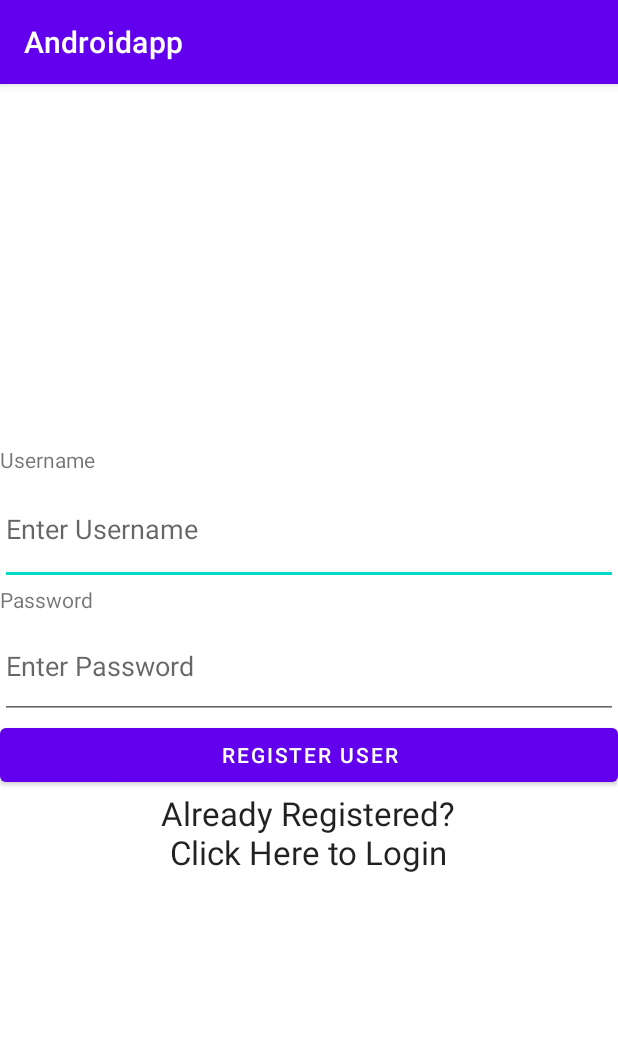
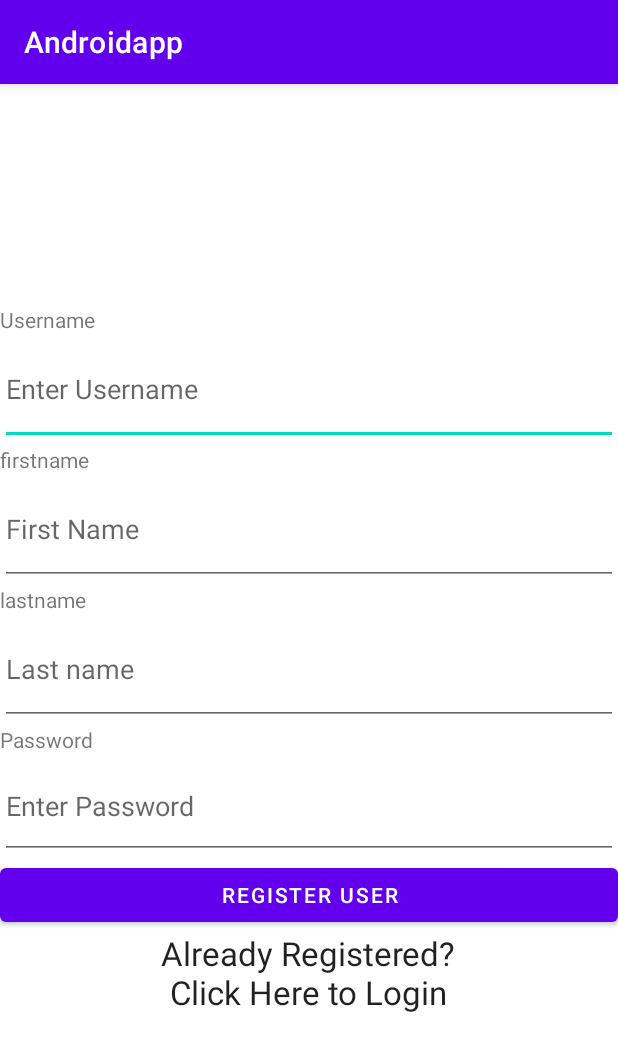
Before and after one commit to ch0mba/Androidapp, an Android app: the screen it shows after launch (MainActivity), after a tap on "REGISTER USER", on a phone screen of 412 x 824 dp. Shown: the top 1051 px of the screen. Run offline under Robolectric (Android 15) with nearby library versions, the phone set to English and light mode, and no system bars; our stand-ins replace Volley; network calls fail; 1 statement that could not run was skipped.

Commit message:
second_commit

```diff
--- a/app/src/main/java/com/example/androidapp/MainActivity.java
+++ b/app/src/main/java/com/example/androidapp/MainActivity.java
@@ -1,6 +1,6 @@
 package com.example.androidapp;
 
-import androidx.annotation.Nullable;
+
 import androidx.appcompat.app.AppCompatActivity;
 
 import android.app.ProgressDialog;
@@ -12,11 +12,9 @@ import android.widget.Toast;
 
 import com.android.volley.AuthFailureError;
 import com.android.volley.Request;
-import com.android.volley.RequestQueue;
 import com.android.volley.Response;
 import com.android.volley.VolleyError;
 import com.android.volley.toolbox.StringRequest;
-import com.android.volley.toolbox.Volley;
 
 import org.json.JSONException;
 import org.json.JSONObject;
@@ -26,7 +24,7 @@ import java.util.Map;
 
 public class MainActivity extends AppCompatActivity implements View.OnClickListener {
 
-    private EditText editTextUsername, editTextPassword;
+    private EditText editTextUsername, editTextPassword, editTextFirstname, editTextLastname;
     private Button buttonRegister;
     private ProgressDialog progressDialog;
 
@@ -36,7 +34,10 @@ public class MainActivity extends AppCompatActivity implements View.OnClickListe
         setContentView(R.layout.activity_main);
 
         editTextUsername = findViewById(R.id.editTextUsername);
+        editTextFirstname = findViewById(R.id.editTextFirstname);
+        editTextLastname = findViewById(R.id.editTextLastname);
         editTextPassword = findViewById(R.id.editTextPassword);
+
 
         buttonRegister =(Button) findViewById(R.id.buttonRegister);
 
@@ -48,6 +49,8 @@ public class MainActivity extends AppCompatActivity implements View.OnClickListe
     }
     private void registerUser(){
         final String username =editTextUsername.getText().toString().trim();
+        final String first_name =editTextFirstname.getText().toString().trim();
+        final String last_name =editTextLastname.getText().toString().trim();
         final String password =editTextPassword.getText().toString().trim();
 
         progressDialog.setMessage("Registering user...");
@@ -82,12 +85,14 @@ public class MainActivity extends AppCompatActivity implements View.OnClickListe
             protected Map<String, String> getParams() throws AuthFailureError {
                 Map<String,String> params = new HashMap<>();
                 params.put("username", username);
+                params.put("first_name", first_name);
+                params.put("last_name", last_name);
                 params.put("password", password);
                 return params;
             }
         };
-        RequestQueue requestQueue = Volley.newRequestQueue(this);
-        requestQueue.add(stringRequest);
+
+        RequestHandler.getInstance(this).addToRequestQueue(stringRequest);
     }
 
     @Override
--- /dev/null
+++ b/app/src/main/java/com/example/androidapp/RequestHandler.java
@@ -0,0 +1,39 @@
+package com.example.androidapp;
+
+import android.content.Context;
+
+import com.android.volley.Request;
+import com.android.volley.RequestQueue;
+import com.android.volley.toolbox.Volley;
+
+public class RequestHandler {
+    private static RequestHandler instance;
+    private RequestQueue requestQueue;
+    private static Context ctx;
+
+    private RequestHandler(Context context) {
+        ctx = context;
+        requestQueue = getRequestQueue();
+    }
+
+    public static synchronized RequestHandler getInstance(Context context) {
+        if (instance == null) {
+            instance = new RequestHandler(context);
+        }
+        return instance;
+    }
+
+    public RequestQueue getRequestQueue() {
+        if (requestQueue == null) {
+            // getApplicationContext() is key, it keeps you from leaking the
+            // Activity or BroadcastReceiver if someone passes one in.
+            requestQueue = Volley.newRequestQueue(ctx.getApplicationContext());
+        }
+        return requestQueue;
+    }
+
+    public <T> void addToRequestQueue(Request<T> req) {
+        getRequestQueue().add(req);
+    }
+
+}
--- a/app/src/main/res/layout/activity_main.xml
+++ b/app/src/main/res/layout/activity_main.xml
@@ -31,6 +31,34 @@
             android:inputType="textPersonName" />
 
         <TextView
+            android:id="@+id/textView2"
+            android:layout_width="match_parent"
+            android:layout_height="wrap_content"
+            android:text="firstname" />
+
+        <EditText
+            android:id="@+id/editTextFirstname"
+            android:layout_width="match_parent"
+            android:layout_height="74dp"
+            android:ems="10"
+            android:hint ="First Name"
+            android:inputType="textPersonName" />
+
+        <TextView
+            android:id="@+id/textView3"
+            android:layout_width="match_parent"
+            android:layout_height="wrap_content"
+            android:text="lastname" />
+
+        <EditText
+            android:id="@+id/editTextLastname"
+            android:layout_width="match_parent"
+            android:layout_height="74dp"
+            android:ems="10"
+            android:hint ="Last name"
+            android:inputType="textPersonName" />
+
+        <TextView
             android:id="@+id/textViewPass"
             android:layout_width="match_parent"
             android:layout_height="wrap_content"
```
Also changed, not shown: app/src/main/AndroidManifest.xml (line endings or trailing spaces), app/src/main/java/com/example/androidapp/Constants.java (line endings or trailing spaces), app/src/main/res/xml/network_security_config.xml (line endings or trailing spaces), gradle/wrapper/gradle-wrapper.properties, 1 other file.
